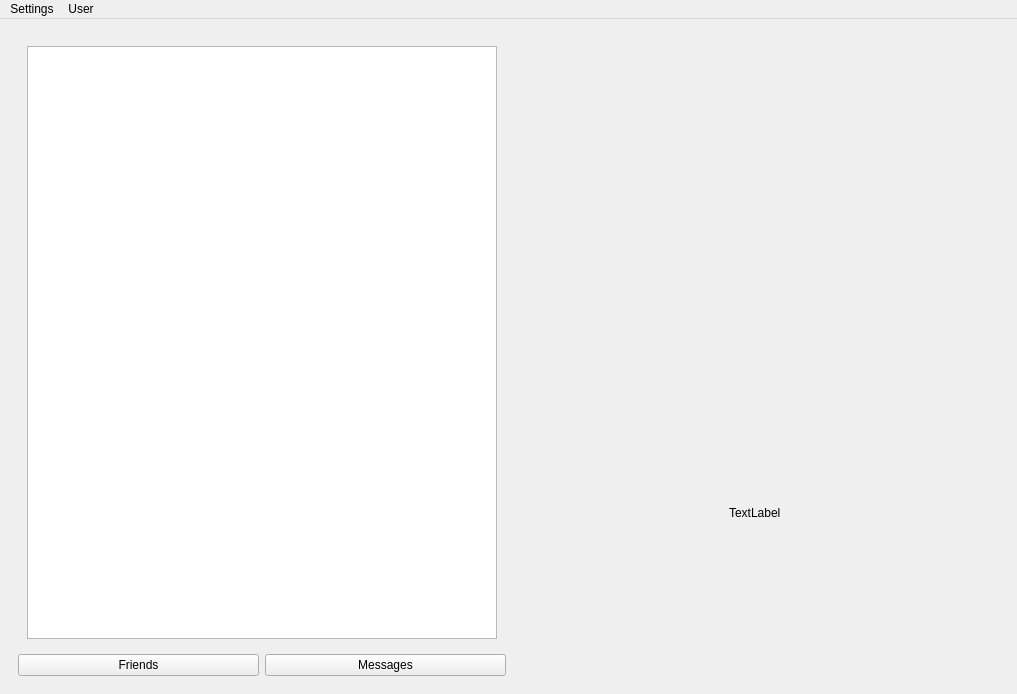
Qt form client/ui/mainwindow.ui (apat1n/vAU) before a commit.
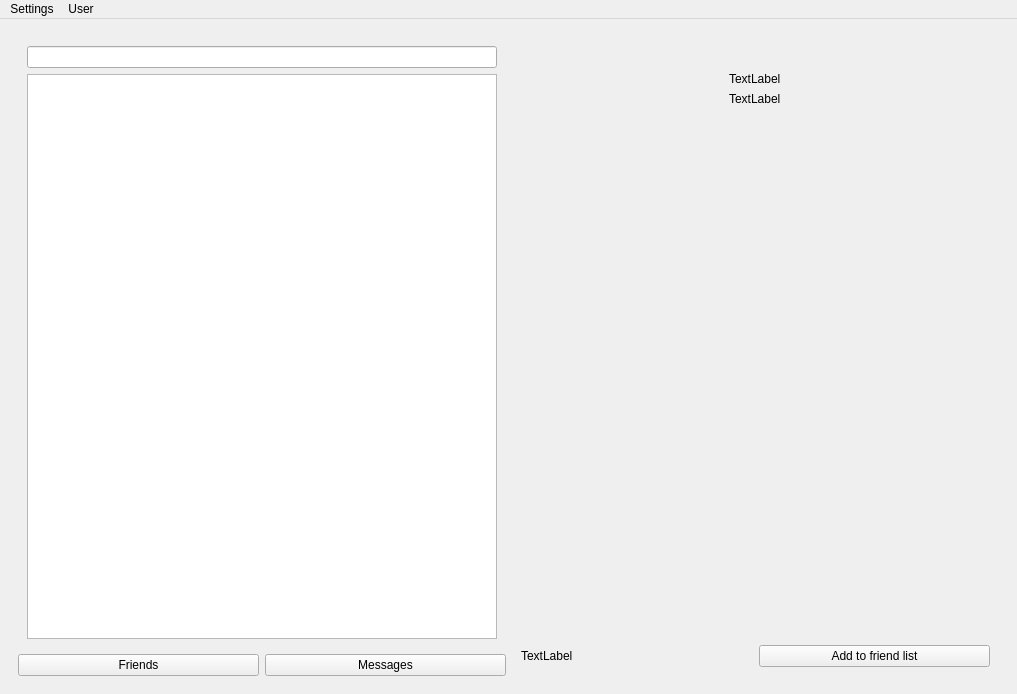
The same form after that commit. The open tabs and pages were chosen to show the change.

Diff of the .ui file:
```diff
--- a/client/ui/mainwindow.ui
+++ b/client/ui/mainwindow.ui
@@ -147,6 +147,9 @@
               </widget>
               <widget class="QWidget" name="page_3">
                <layout class="QVBoxLayout" name="verticalLayout_5">
+                <item>
+                 <widget class="QLineEdit" name="searchFriends"/>
+                </item>
                 <item>
                  <widget class="QListWidget" name="friendList"/>
                 </item>
@@ -191,12 +194,34 @@
             </widget>
             <widget class="QWidget" name="page_5">
              <layout class="QGridLayout" name="gridLayout_4">
-              <item row="2" column="0" alignment="Qt::AlignHCenter|Qt::AlignVCenter">
-               <widget class="QLabel" name="label_2">
-                <property name="text">
-                 <string>TextLabel</string>
-                </property>
-               </widget>
+              <item row="6" column="0">
+               <layout class="QHBoxLayout" name="horizontalLayout_3">
+                <item>
+                 <widget class="QLabel" name="label_4">
+                  <property name="text">
+                   <string>TextLabel</string>
+                  </property>
+                 </widget>
+                </item>
+                <item>
+                 <widget class="QPushButton" name="addFriend">
+                  <property name="text">
+                   <string>Add to friend list</string>
+                  </property>
+                 </widget>
+                </item>
+               </layout>
+              </item>
+              <item row="2" column="0">
+               <layout class="QHBoxLayout" name="horizontalLayout_2">
+                <item alignment="Qt::AlignHCenter">
+                 <widget class="QLabel" name="label_3">
+                  <property name="text">
+                   <string>TextLabel</string>
+                  </property>
+                 </widget>
+                </item>
+               </layout>
               </item>
               <item row="1" column="0">
                <layout class="QHBoxLayout" name="horizontalLayout_6">
@@ -235,6 +260,30 @@
                 </item>
                </layout>
               </item>
+              <item row="4" column="0">
+               <layout class="QHBoxLayout" name="horizontalLayout_5">
+                <item alignment="Qt::AlignHCenter">
+                 <widget class="QLabel" name="label_2">
+                  <property name="text">
+                   <string>TextLabel</string>
+                  </property>
+                 </widget>
+                </item>
+               </layout>
+              </item>
+              <item row="5" column="0">
+               <spacer name="verticalSpacer">
+                <property name="orientation">
+                 <enum>Qt::Vertical</enum>
+                </property>
+                <property name="sizeHint" stdset="0">
+                 <size>
+                  <width>20</width>
+                  <height>40</height>
+                 </size>
+                </property>
+               </spacer>
+              </item>
              </layout>
             </widget>
            </widget>
```
Left out of the diff: 8 changed lines with no effect on the pictures.
